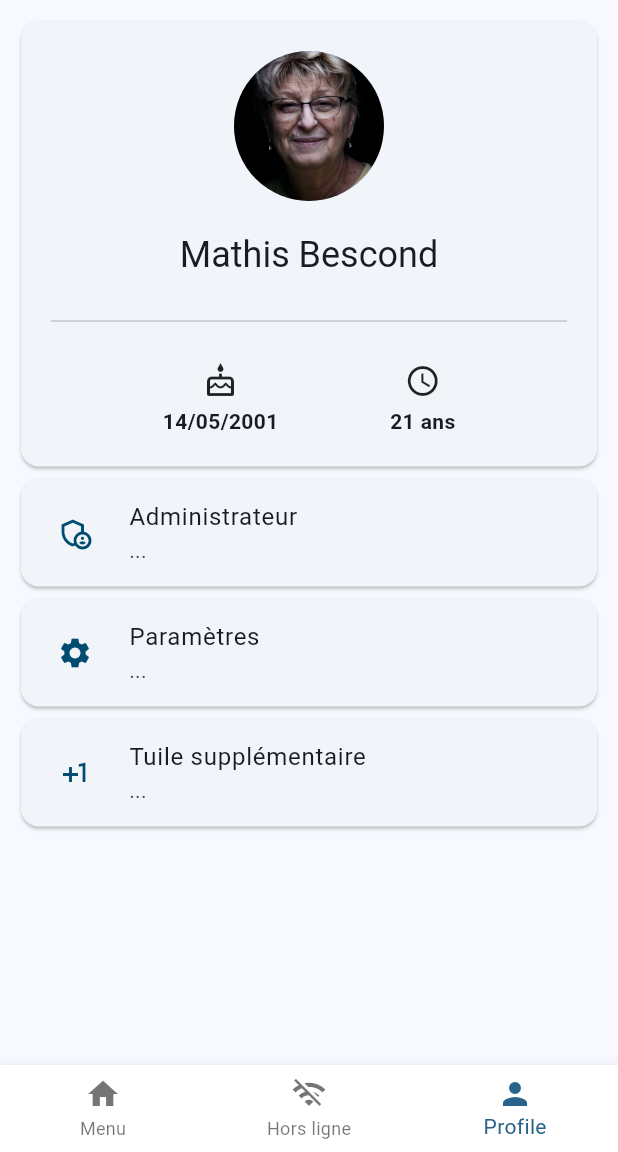
After one commit to mathis47000/info-dom, a Flutter app: the HomePage screen opened directly, item 3 of the bottom bar chosen, on a phone screen of 412 x 824 dp, the part 84-1236 px from its top. The commit adds this screen. Run offline on Flutter 3.47's test engine with Material 2 defaults, Android fonts, the phone set to English and light mode, and no system bars; our stand-ins replace bloc, equatable, flutter_bloc, flutter_svg; missing offline and left inert: map_launcher; network calls fail.

Commit message:
add the rest of the pages

```diff
--- a/lib/screens/home/home_page.dart
+++ b/lib/screens/home/home_page.dart
@@ -1,5 +1,8 @@
 import 'package:flutter/material.dart';
+import 'package:info_dom/models/user.dart';
 import 'package:info_dom/screens/home/list_user/list_view_user.dart';
+import 'package:info_dom/screens/home/offline/offligne_list_view_user.dart';
+import 'package:info_dom/screens/home/profil/profil_view_user.dart';
 import 'package:info_dom/screens/login_page.dart';
 
 class HomePage extends StatefulWidget {
@@ -11,6 +14,14 @@ class HomePage extends StatefulWidget {
 
 class _MyHomePageState extends State<HomePage> {
   var selectedIndex = 0;
+  User currentUser = User(
+          name: 'Mathis Bescond',
+          pictureName: 'janine_hahn.png',
+          dateOfBirth: DateTime(2001, 5, 14),
+          phoneNumber: '123456789',
+          address: '2 impasse Floréal, 47000 Agen',
+          latitude: 44.2000,
+          longitude: 0.6333);
 
   @override
   Widget build(BuildContext context) {
@@ -20,14 +31,10 @@ class _MyHomePageState extends State<HomePage> {
         page = const ListViewUser();
         break;
       case 1:
-        page = const Placeholder(
-          color: Colors.red,
-        );
+        page = const OfflineListViewUser();
         break;
       case 2:
-        page = const Placeholder(
-          color: Colors.green,
-        );
+        page = ProfilViewUser(user: currentUser,);
         break;
       default:
         throw UnimplementedError('no widget for $selectedIndex');
--- a/lib/screens/home/list_user/habit_view_page.dart
+++ b/lib/screens/home/list_user/detail_user/habit_page.dart
@@ -1,8 +1,8 @@
 import 'package:flutter/material.dart';
 import 'package:info_dom/style/style.dart';
 
-class HabitViewPage extends StatelessWidget {
-  const HabitViewPage({Key? key}) : super(key: key);
+class HabitPage extends StatelessWidget {
+  const HabitPage({Key? key}) : super(key: key);
 
   @override
   Widget build(BuildContext context) {
--- a/lib/screens/home/list_user/list_groceries_page.dart
+++ b/lib/screens/home/list_user/detail_user/list_groceries_page.dart
@@ -15,7 +15,7 @@ class ListGroceriesPage extends StatelessWidget {
         child: Center(
           child: Card(
             child: DataTable(
-              columns: [
+              columns: const [
                 DataColumn(label: Text('Nom')),
                 DataColumn(label: Text('Quantité')),
                 DataColumn(
--- a/lib/screens/home/list_user/list_view_user.dart
+++ b/lib/screens/home/list_user/list_view_user.dart
@@ -1,6 +1,6 @@
 import 'package:flutter/material.dart';
 import 'package:info_dom/models/user.dart';
-import 'package:info_dom/screens/home/list_user/detail_view_user.dart';
+import 'package:info_dom/screens/home/list_user/detail_user/detail_user_page.dart';
 import 'package:info_dom/services/navigation.dart';
 import 'package:info_dom/style/style.dart';
 
@@ -24,7 +24,7 @@ class ListViewUser extends StatelessWidget {
             trailing: trailingCard,
             onTap: () {
               navigationWithAnimation(
-                  context, DetailViewUser(user: User.getUsers()[index]));
+                  context, DetailUserPage(user: User.getUsers()[index]));
             },
           ),
         );
--- /dev/null
+++ b/lib/screens/home/profil/profil_view_user.dart
@@ -0,0 +1,53 @@
+import 'package:flutter/material.dart';
+import 'package:info_dom/models/user.dart';
+import 'package:info_dom/style/style.dart';
+import 'package:info_dom/widgets/datail_user_widget/personal_widget.dart';
+
+class ProfilViewUser extends StatelessWidget {
+  final User user;
+  const ProfilViewUser({Key? key, required this.user}) : super(key: key);
+
+  @override
+  Widget build(BuildContext context) {
+    return Scaffold(
+        body: SingleChildScrollView(
+            padding: padding,
+            child: Column(
+              children: [
+                PersonalWidget(
+                  user: user,
+                ),
+                const Card(
+                  child: ListTile(
+                    leading: CircleAvatar(
+                      backgroundColor: Colors.transparent,
+                      child: Icon(Icons.admin_panel_settings_outlined),
+                    ),
+                    title: Text('Administrateur'),
+                    subtitle: Text('...'),
+                  ),
+                ),
+                const Card(
+                  child: ListTile(
+                    leading: CircleAvatar(
+                      backgroundColor: Colors.transparent,
+                      child: Icon(Icons.settings),
+                    ),
+                    title: Text('Paramètres'),
+                    subtitle: Text('...'),
+                  ),
+                ),
+                const Card(
+                  child: ListTile(
+                    leading: CircleAvatar(
+                      backgroundColor: Colors.transparent,
+                      child: Icon(Icons.plus_one),
+                    ),
+                    title: Text('Tuile supplémentaire'),
+                    subtitle: Text('...'),
+                  ),
+                ),
+              ],
+            )));
+  }
+}
--- a/lib/widgets/house/full_screen_image.dart
+++ b/lib/widgets/house/full_screen_image.dart
@@ -3,7 +3,7 @@ import 'package:flutter/material.dart';
 class FullScreenImage extends StatelessWidget {
   final String pictureName;
   final String tag;
-  FullScreenImage({Key? key, required this.pictureName, required this.tag})
+  const FullScreenImage({Key? key, required this.pictureName, required this.tag})
       : super(key: key);
 
   @override
```
Also changed, not shown: lib/screens/home/list_user/detail_user/detail_user_page.dart (renamed from lib/screens/home/list_user/detail_view_user.dart, +34 -9 lines), lib/screens/home/list_user/detail_user/household_acces_page.dart (added, +17 -0 lines), lib/screens/home/list_user/detail_user/laundry_acces_page.dart (added, +18 -0 lines), lib/screens/home/offline/offligne_list_view_user.dart (added, +21 -0 lines), lib/screens/home/list_user/detail_user/house_map_page.dart (renamed from lib/screens/home/list_user/house_map_page.dart).
